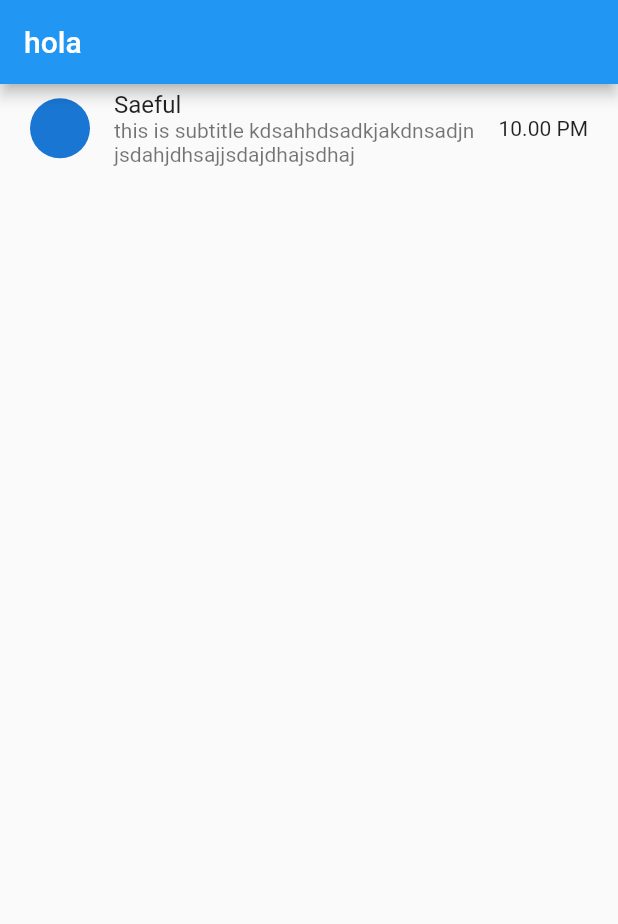
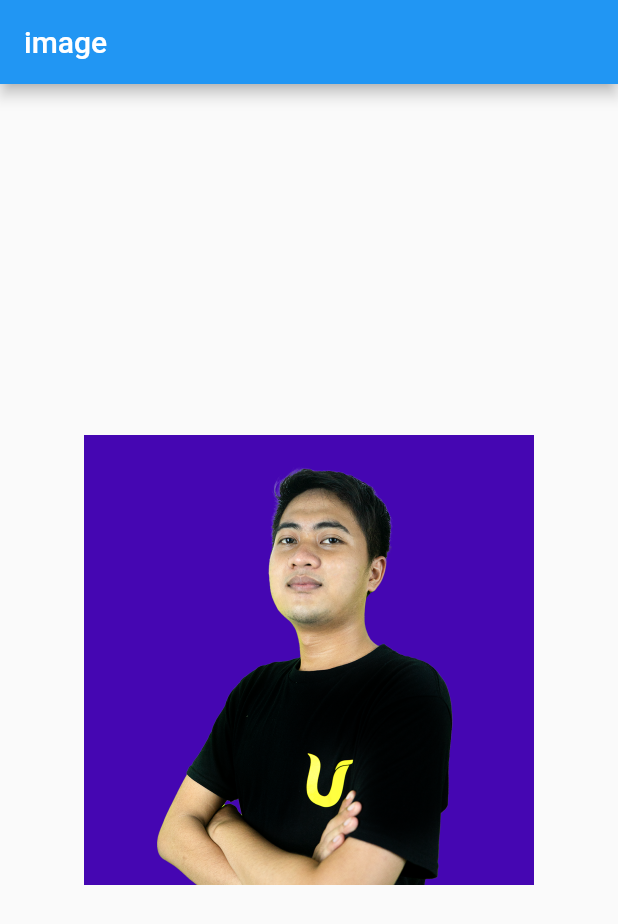
Before and after one commit to bagusrizky15/flutter-app1, a Flutter app: the screen it shows after launch, on a phone screen of 412 x 824 dp. Shown: the top 924 px of the screen. Run offline on Flutter 3.47's test engine with Material 2 defaults, Android fonts, the phone set to English and light mode, and no system bars.

Commit message:
added image

```diff
--- a/lib/main.dart
+++ b/lib/main.dart
@@ -8,24 +8,21 @@ class MyApp extends StatelessWidget {
   @override
   Widget build(BuildContext context) {
     return MaterialApp(
+      debugShowCheckedModeBanner: false,
       home: Scaffold(
         appBar: AppBar(
-          title: Text("hola"),
+          title: Text("image"),
         ),
-        body: ListView(
-          children: [
-            ListTile(
-              contentPadding: EdgeInsets.symmetric(horizontal: 20),
-              title: Text("Saeful"),
-              subtitle: Text(
-                "this is subtitle kdsahhdsadkjakdnsadjnjsdahjdhsajjsdajdhajsdhaj",
-                maxLines: 2,
-                overflow: TextOverflow.ellipsis,
-              ),
-              leading: CircleAvatar(),
-              trailing: Text("10.00 PM"),
-            )
-          ],
+        body: Center(
+          child: Container(
+            width: 300,
+            height: 300,
+            color: Colors.blue,
+            child: Image(
+              fit: BoxFit.cover,
+              image: AssetImage("images/profil.png"),
+            ),
+          ),
         ),
       ),
     );
--- a/pubspec.yaml
+++ b/pubspec.yaml
@@ -58,8 +58,8 @@ flutter:
   uses-material-design: true
 
   # To add assets to your application, add an assets section, like this:
-  # assets:
-  #   - images/a_dot_burr.jpeg
+  assets:
+    - images/
   #   - images/a_dot_ham.jpeg
 
   # An image asset can refer to one or more resolution-specific "variants", see
```
